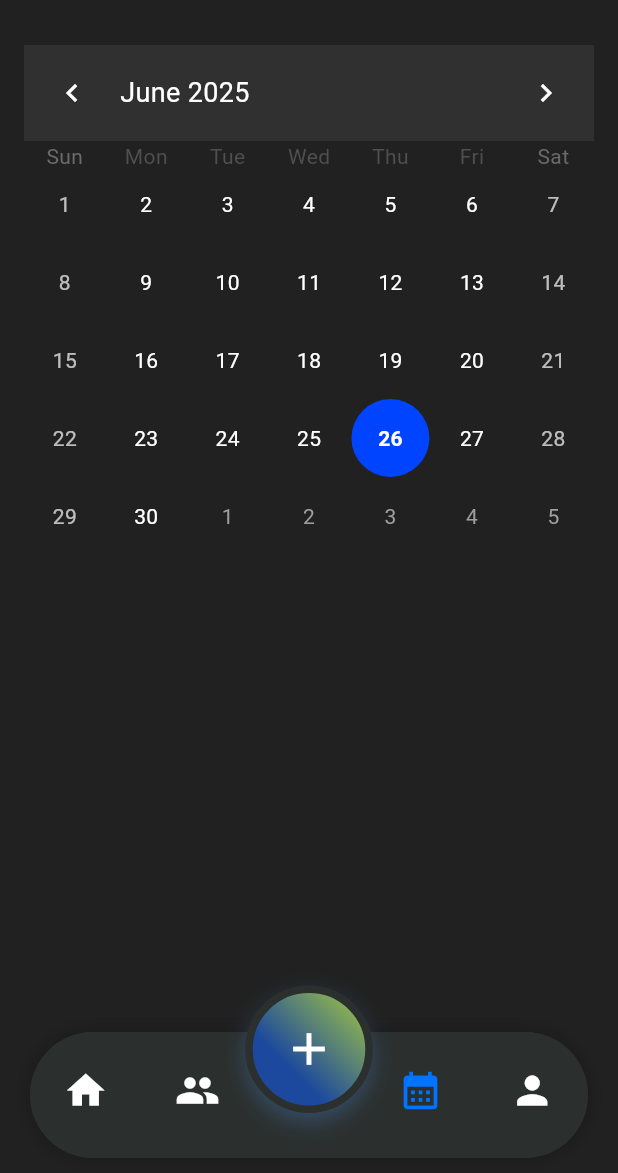
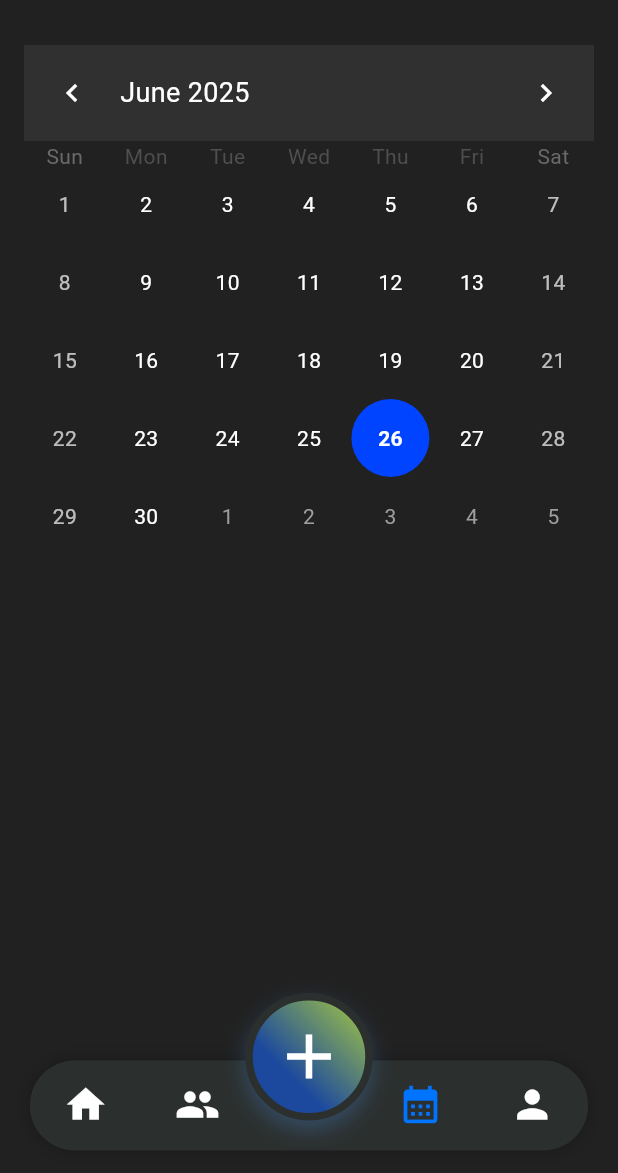
Before and after one commit to kenankusu/streax, a Flutter app: the kalender screen opened directly, on a phone screen of 412 x 824 dp, the part 63-1236 px from its top. Run offline on Flutter 3.47's test engine with Material 3 defaults, Android fonts, the phone set to English and light mode, and no system bars; drawn by our look-alikes of table_calendar.

Commit message:
Navigationsleiste finalisiert - Leiste schmaler gemacht - Plus an die schmale Leiste angepasst

```diff
--- a/lib/widgets/navigationsleiste.dart
+++ b/lib/widgets/navigationsleiste.dart
@@ -21,7 +21,8 @@ class NavigationsLeiste extends StatelessWidget {
       children: [
         // Hauptnavigationsleiste
         Container(
-          margin: EdgeInsets.symmetric(horizontal: 20, vertical: 10),
+          height: 60,
+          margin: EdgeInsets.symmetric(horizontal: 20, vertical: 15),
           decoration: BoxDecoration(
             color: colorScheme.surfaceContainer,
             borderRadius: BorderRadius.circular(50),
@@ -105,7 +106,7 @@ class NavigationsLeiste extends StatelessWidget {
         ),
         // Erhöhter Plus-Button
         Positioned(
-          bottom: 40,
+          bottom: 35,
           left: 0,
           right: 0,
           child: Center(
@@ -147,7 +148,7 @@ class NavigationsLeiste extends StatelessWidget {
                 child: Icon(
                   Icons.add,
                   color: Colors.white,
-                  size: 36,
+                  size: 50,
                 ),
               ),
             ),
```
